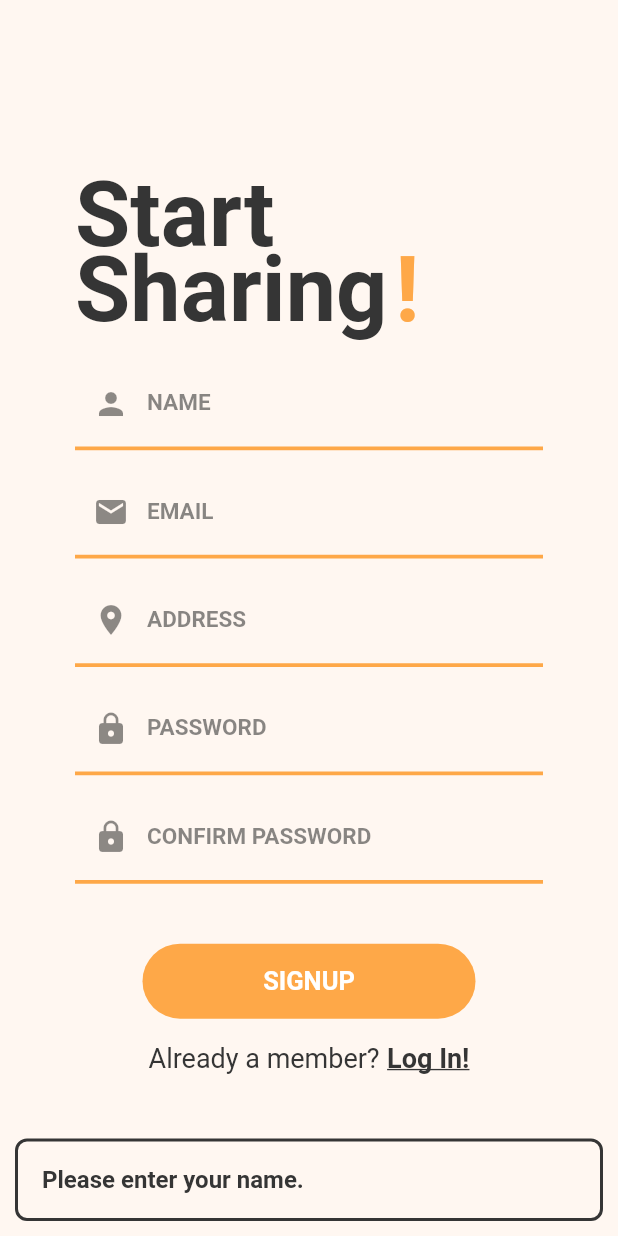
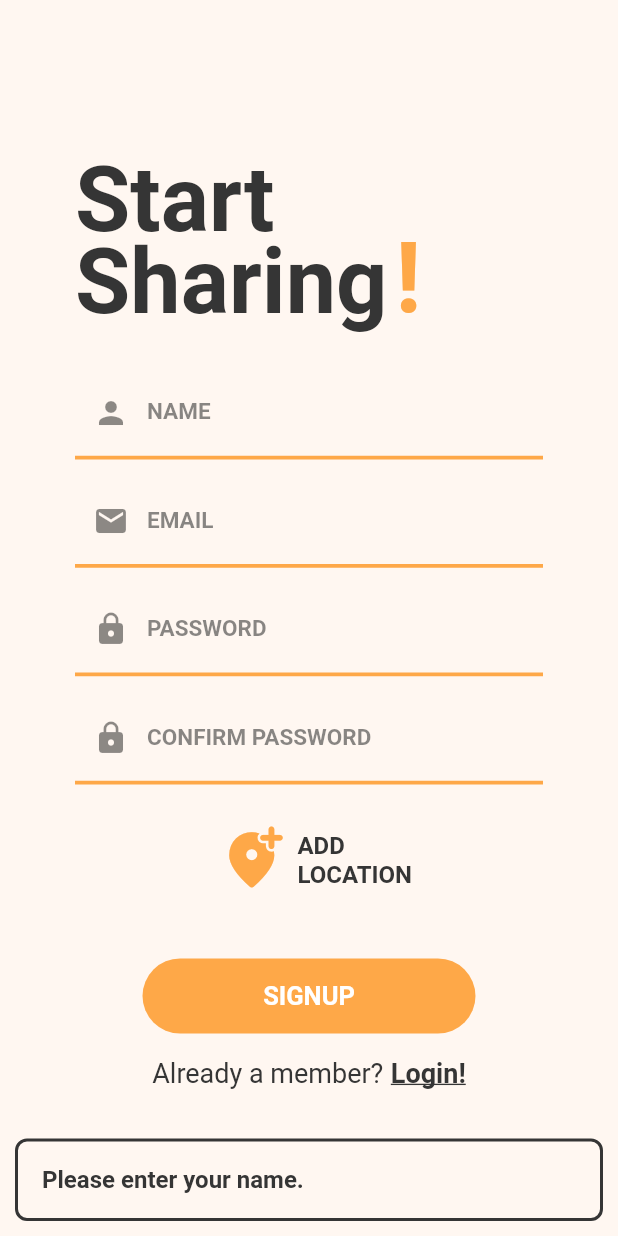
Before and after one commit to Food-For-Good/ffg-mobile, a Flutter app: the RegisterScreen screen opened by its route, after a tap on "SIGNUP", on a phone screen of 412 x 824 dp. Run offline on Flutter 3.47's test engine with Material 2 defaults, Android fonts, the phone set to English and light mode, and no system bars; our stand-ins replace cloud_firestore, firebase_auth, flushbar, flutter_map, flutter_spinkit, font_awesome_flutter and 3 more; missing offline and left inert: geocoder, mapbox_gl; accounts and stored records are empty; Roboto replaces fonts that are missing (Proxima Nova); statements that could not run were skipped.

Commit message:
Added map modal for selecting address during registeration. (#9)
* Added map modal in registration screen.

* Added buttons and marker in map.

* Added editable address field. (Works but its not exactly what I want).

* Added ability to edit saved address.

* Conditionally showing the text box for address.

* Fixed 'go back to original location' in the map. Added the location field while saving to datastore.

* Minor UI fixes.

```diff
--- a/lib/components/text_feild.dart
+++ b/lib/components/text_feild.dart
@@ -2,21 +2,24 @@ import 'package:flutter/material.dart';
 import 'package:FoodForGood/constants.dart';
 
 class CustomTextFeild extends StatelessWidget {
-  final label;
-  final kbType;
-  final isPass;
-  final prefixIcon;
-  final textCap;
-  final changed;
-  final lines;
+  final Function changed;
+  final bool isPass;
+  final TextInputType kbType;
+  final String label;
+  final Icon prefixIcon;
+  final TextCapitalization textCap;
+  final TextEditingController editingController;
+
+  final int lines;
   CustomTextFeild({
+    this.changed,
+    this.isPass = false,
+    this.kbType = TextInputType.text,
     this.label = 'button',
-    this.kbType = TextInputType.text,
-    this.isPass = false,
-    this.prefixIcon = Null,
+    this.prefixIcon,
     this.textCap = TextCapitalization.none,
-    this.changed = Null,
     this.lines = 1,
+    this.editingController,
   });
 
   @override
@@ -26,6 +29,7 @@ class CustomTextFeild extends StatelessWidget {
       onChanged: changed,
       cursorColor: kPrimaryColor,
       textCapitalization: textCap,
+      controller: editingController,
       style: TextStyle(
         fontWeight: FontWeight.bold,
         fontSize: 20.0,
--- a/lib/constants.dart
+++ b/lib/constants.dart
@@ -47,6 +47,8 @@ void kShowFlushBar(
     message = 'Please enter your email.';
   } else if (content.contains('ERROR_PASSWORD_FIELD_EMPTY')) {
     message = 'Please enter your password.';
+  } else if (content.contains('ERROR_ADDRESS_FIELD_EMPTY')) {
+    message = 'Please add your location.';
   } else if (content.contains('ERROR_CONFIRM_PASSWORD_FIELD_EMPTY')) {
     message = 'Please confirm your password.';
   } else if (content.contains('ERROR_INVALID_EMAIL')) {
@@ -59,14 +61,15 @@ void kShowFlushBar(
     message = 'No user found with this email. Please SignUp first.';
   } else if (content.contains('ERROR_NAME_FIELD_EMPTY')) {
     message = 'Please enter your name.';
-  } else if (content.contains('ERROR_ADDRESS_FIELD_EMPTY')) {
-    message = 'Please enter your address.';
   } else if (content.contains('ERROR_WEAK_PASSWORD')) {
     message = 'Your password is weak. Please enter atleast 6 characters.';
   } else if (content.contains('ERROR_EMAIL_ALREADY_IN_USE')) {
-    message = 'There is already an account with this email. Please SignIn instead.';
+    message =
+        'There is already an account with this email. Please SignIn instead.';
   } else if (content.contains('ERROR_PASSWORD_MISSMATCH')) {
     message = 'The passwords do not match.';
+  } else if (content.contains('ERROR_ADDRESS_NOT_FOUND')) {
+    message = 'Sorry, but we couldn\'t find the address. Please try again.';
   }
   Flushbar(
     borderRadius: 8,
--- /dev/null
+++ b/lib/models/address_model.dart
@@ -0,0 +1,34 @@
+import 'package:flutter/foundation.dart';
+import 'package:mapbox_gl/mapbox_gl.dart';
+
+import 'package:FoodForGood/services/location_service.dart';
+
+class AddressModel extends ChangeNotifier {
+  LatLng location;
+  String text;
+
+  AddressModel([location, text]) {
+    this.location = location ?? LatLng(0.0, 0.0);
+    this.text = text ?? '';
+  }
+
+  void _syncTextToLocation() async {
+    try {
+      this.text = await LocationService.locationToText(this.location);
+    } catch (error) {
+      this.text = '';
+    }
+    notifyListeners();
+  }
+
+  void updateLocation(LatLng newLocation) {
+    this.location = newLocation;
+    this._syncTextToLocation();
+    notifyListeners();
+  }
+
+  void updateText(String newText) {
+    this.text = newText;
+    notifyListeners();
+  }
+}
--- a/lib/screens/register_screen.dart
+++ b/lib/screens/register_screen.dart
@@ -2,10 +2,13 @@ import 'package:cloud_firestore/cloud_firestore.dart';
 import 'package:flutter/material.dart';
 import 'package:flutter/services.dart';
 import 'package:modal_progress_hud/modal_progress_hud.dart';
+import 'package:provider/provider.dart';
 
+import 'package:FoodForGood/components/address_selector.dart';
 import 'package:FoodForGood/components/rounded_button.dart';
 import 'package:FoodForGood/components/text_feild.dart';
 import 'package:FoodForGood/constants.dart';
+import 'package:FoodForGood/models/address_model.dart';
 import 'package:FoodForGood/screens/home_screen.dart';
 import 'package:FoodForGood/services/auth_service.dart';
 import 'package:FoodForGood/services/helper_service.dart';
@@ -17,12 +20,31 @@ class RegisterScreen extends StatefulWidget {
 
 class RegisterScreenState extends State<RegisterScreen> {
   bool _showSpinner = false;
-  String _name, _email, _password, _confirmPassword, _address;
+  String _name, _email, _password, _confirmPassword;
   Firestore _firestore = Firestore.instance;
+
+  void _openAddressModal(AddressModel addressModel) async {
+    showModalBottomSheet(
+      clipBehavior: Clip.antiAlias,
+      enableDrag: false,
+      shape: RoundedRectangleBorder(
+        borderRadius: BorderRadius.only(
+          topLeft: Radius.circular(20.0),
+          topRight: Radius.circular(20.0),
+        ),
+      ),
+      context: context,
+      builder: (context) {
+        return AddressSelector(addressModel: addressModel);
+      },
+    );
+  }
 
   @override
   Widget build(BuildContext context) {
-    return SafeArea(
+    return ChangeNotifierProvider<AddressModel>(
+      create: (context) => AddressModel(),
+      child: SafeArea(
         child: Scaffold(
           resizeToAvoidBottomInset: true,
           body: ModalProgressHUD(
@@ -33,14 +55,17 @@ class RegisterScreenState extends State<RegisterScreen> {
                 color: kBackgroundColor,
                 child: Center(
                   child: NotificationListener<OverscrollIndicatorNotification>(
-                  onNotification: (OverscrollIndicatorNotification overscroll) {
-                    overscroll
-                        .disallowGlow(); // This will stop overscroll glow effect.
+                    onNotification:
+                        (OverscrollIndicatorNotification overscroll) {
+                      // This will stop overscroll glow effect.
+                      overscroll.disallowGlow();
                       return;
                     },
                     child: ListView(
-                    padding:
-                        EdgeInsets.symmetric(horizontal: 50.0, vertical: 10.0),
+                      padding: const EdgeInsets.symmetric(
+                        horizontal: 50.0,
+                        vertical: 30.0,
+                      ),
                       shrinkWrap: true,
                       children: <Widget>[
                         Center(
@@ -53,7 +78,8 @@ class RegisterScreenState extends State<RegisterScreen> {
                               Padding(
                                 padding: const EdgeInsets.only(top: 50.0),
                                 child: Row(
-                                crossAxisAlignment: CrossAxisAlignment.baseline,
+                                  crossAxisAlignment:
+                                      CrossAxisAlignment.baseline,
                                   textBaseline: TextBaseline.alphabetic,
                                   children: <Widget>[
                                     Text(
@@ -61,16 +87,20 @@ class RegisterScreenState extends State<RegisterScreen> {
                                       style: kHeadingStyle,
                                     ),
                                     SizedBox(width: 5.0),
-                                  Text('!',
+                                    Text(
+                                      '!',
                                       style: kHeadingStyle.copyWith(
-                                          color: kPrimaryColor)),
+                                        fontSize: 65.0,
+                                        color: kPrimaryColor,
+                                      ),
+                                    ),
                                   ],
                                 ),
                               ),
                             ],
                           ),
                         ),
-                      SizedBox(height: 10.0),
+                        SizedBox(height: 20.0),
                         CustomTextFeild(
                           label: 'NAME',
                           prefixIcon: Icon(Icons.person),
@@ -86,15 +116,6 @@ class RegisterScreenState extends State<RegisterScreen> {
                           kbType: TextInputType.emailAddress,
                           changed: (value) {
                             this._email = value.trim();
-                        },
-                      ),
-                      SizedBox(height: 10.0),
-                      CustomTextFeild(
-                        label: 'ADDRESS',
-                        prefixIcon: Icon(Icons.location_on),
-                        textCap: TextCapitalization.sentences,
-                        changed: (value) {
-                          this._address = value.trim();
                           },
                         ),
                         SizedBox(height: 10.0),
@@ -115,8 +136,58 @@ class RegisterScreenState extends State<RegisterScreen> {
                             this._confirmPassword = value.trim();
                           },
                         ),
-                      SizedBox(height: 40.0),
-                      RoundedButton(
+                        SizedBox(height: 20.0),
+                        Consumer<AddressModel>(
+                          builder: (context, addressModel, child) {
+                            return Row(
+                              mainAxisAlignment: MainAxisAlignment.center,
+                              children: <Widget>[
+                                if (addressModel.text.length > 0)
+                                  Expanded(
+                                    child: CustomTextFeild(
+                                      label: 'LOCATION',
+                                      prefixIcon: Icon(Icons.home),
+                                      lines: 2,
+                                      editingController: TextEditingController(
+                                        text: addressModel.text,
+                                      ),
+                                    ),
+                                  ),
+                                IconButton(
+                                  icon: Icon(Icons.add_location_alt_rounded),
+                                  color: kPrimaryColor,
+                                  onPressed: () {
+                                    this._openAddressModal(addressModel);
+                                  },
+                                  iconSize: addressModel.text.length == 0
+                                      ? 45.0
+                                      : 35.0,
+                                ),
+                                if (addressModel.text.length == 0)
+                                  Column(
+                                    crossAxisAlignment:
+                                        CrossAxisAlignment.start,
+                                    children: [
+                                      Text(
+                                        'ADD',
+                                        style: kTextStyle.copyWith(
+                                            fontWeight: FontWeight.bold),
+                                      ),
+                                      Text(
+                                        'LOCATION',
+                                        style: kTextStyle.copyWith(
+                                            fontWeight: FontWeight.bold),
+                                      ),
+                                    ],
+                                  ),
+                              ],
+                            );
+                          },
+                        ),
+                        SizedBox(height: 35.0),
+                        Consumer<AddressModel>(
+                          builder: (context, addressModel, child) {
+                            return RoundedButton(
                               title: 'SIGNUP',
                               colour: kPrimaryColor,
                               pressed: () async {
@@ -127,25 +198,35 @@ class RegisterScreenState extends State<RegisterScreen> {
                                   HelperService.validateData(
                                       this._name,
                                       this._email,
-                                this._address,
+                                      addressModel.text,
                                       this._password,
                                       this._confirmPassword);
 
                                   // Creating new user.
-                            await AuthService().createUserWithEmailAndPassword(
-                                this._email, this._password, this._name);
+                                  await AuthService()
+                                      .createUserWithEmailAndPassword(
+                                          this._email,
+                                          this._password,
+                                          this._name);
 
                                   // Saving user info to firestore.
                                   await this
                                       ._firestore
                                       .collection('users')
                                       .document(this._email)
-                                .setData({
+                                      .setData(
+                                    {
                                       'username': this._name,
-                              'address': this._address,
+                                      'address': {
+                                        'location': GeoPoint(
+                                            addressModel.location.latitude,
+                                            addressModel.location.longitude),
+                                        'text': addressModel.text
+                                      },
                                       'sharedWith': 0,
-                              'requestedFrom': 0
-                            });
+                                      'requestedFrom': 0,
+                                    },
+                                  );
 
                                   Navigator.pushReplacement(
                                     context,
@@ -155,12 +236,16 @@ class RegisterScreenState extends State<RegisterScreen> {
                                     ),
                                   );
                                 } catch (error) {
+                                  print(error.toString());
                                   kShowFlushBar(
-                                content: error.toString(), context: context);
+                                      content: error.toString(),
+                                      context: context);
                                 }
                                 setState(() {
                                   this._showSpinner = false;
                                 });
+                              },
+                            );
                           },
                         ),
                         SizedBox(height: 16.0),
@@ -177,10 +262,11 @@ class RegisterScreenState extends State<RegisterScreen> {
                             SizedBox(width: 5.0),
                             InkWell(
                               onTap: () {
-                              Navigator.pushReplacementNamed(context, '/login');
+                                Navigator.pushReplacementNamed(
+                                    context, '/login');
                               },
                               child: Text(
-                              'Log In!',
+                                'Login!',
                                 style: TextStyle(
                                   color: kSecondaryColor,
                                   fontWeight: FontWeight.bold,
@@ -199,6 +285,7 @@ class RegisterScreenState extends State<RegisterScreen> {
             ),
           ),
         ),
+      ),
     );
   }
 }
--- a/lib/services/helper_service.dart
+++ b/lib/services/helper_service.dart
@@ -1,15 +1,15 @@
 class HelperService {
   static bool validateData(name, email, address, password, confirmPassword) {
-    if (name == null) {
+    if (name == null || name.length == 0) {
       throw 'ERROR_NAME_FIELD_EMPTY';
-    } else if (email == null) {
+    } else if (email == null || email.length == 0) {
       throw 'ERROR_EMAIL_FIELD_EMPTY';
-    } else if (address == null) {
+    } else if (password == null || password.length == 0) {
+      throw 'ERROR_PASSWORD_FIELD_EMPTY';
+    } else if (confirmPassword == null || confirmPassword.length == 0) {
+      throw 'ERROR_CONFIRM_PASSWORD_FIELD_EMPTY';
+    } else if (address == null || address.length == 0) {
       throw 'ERROR_ADDRESS_FIELD_EMPTY';
-    } else if (password == null) {
-      throw 'ERROR_PASSWORD_FIELD_EMPTY';
-    } else if (confirmPassword == null) {
-      throw 'ERROR_CONFIRM_PASSWORD_FIELD_EMPTY';
     } else if (password != confirmPassword) {
       throw 'ERROR_PASSWORD_MISSMATCH';
     }
--- /dev/null
+++ b/lib/services/location_service.dart
@@ -0,0 +1,18 @@
+import 'package:geocoder/geocoder.dart';
+import 'package:geolocator/geolocator.dart';
+import 'package:mapbox_gl/mapbox_gl.dart';
+
+class LocationService {
+  static Future<LatLng> getCurrentLatLng() async {
+    Position currentPosition = await Geolocator().getCurrentPosition(
+      desiredAccuracy: LocationAccuracy.best,
+    );
+    return LatLng(currentPosition.latitude, currentPosition.longitude);
+  }
+
+  static Future<String> locationToText(LatLng location) async {
+    List<Address> addresses = await Geocoder.local.findAddressesFromCoordinates(
+        Coordinates(location.latitude, location.longitude));
+    return addresses.first.addressLine;
+  }
+}
--- a/pubspec.yaml
+++ b/pubspec.yaml
@@ -3,7 +3,7 @@ description: A new Flutter project.
 
 # The following line prevents the package from being accidentally published to
 # pub.dev using `pub publish`. This is preferred for private packages.
-publish_to: 'none' # Remove this line if you wish to publish to pub.dev
+publish_to: "none" # Remove this line if you wish to publish to pub.dev
 
 # The following defines the version and build number for your application.
 # A version number is three numbers separated by dots, like 1.2.43
@@ -23,7 +23,6 @@ environment:
 dependencies:
   flutter:
     sdk: flutter
-
 
   # The following adds the Cupertino Icons font to your application.
   # Use with the CupertinoIcons class for iOS style icons.
@@ -47,6 +46,7 @@ dev_dependencies:
   provider: ^4.3.2+2
 
   # Map dependencies
+  mapbox_gl: ^0.8.0
   flutter_map: ^0.10.1+1
   geolocator: ^5.1.5
   geocoder: ^0.2.1
@@ -62,7 +62,6 @@ dev_dependencies:
 
 # The following section is specific to Flutter.
 flutter:
-
   # The following line ensures that the Material Icons font is
   # included with your application, so that you can use the icons in
   # the material Icons class.
```
Also changed, not shown: lib/components/address_selector.dart (added, +160 -0 lines), pubspec.lock, 2 other files. Lines whose indentation alone changed are shown as unchanged.
